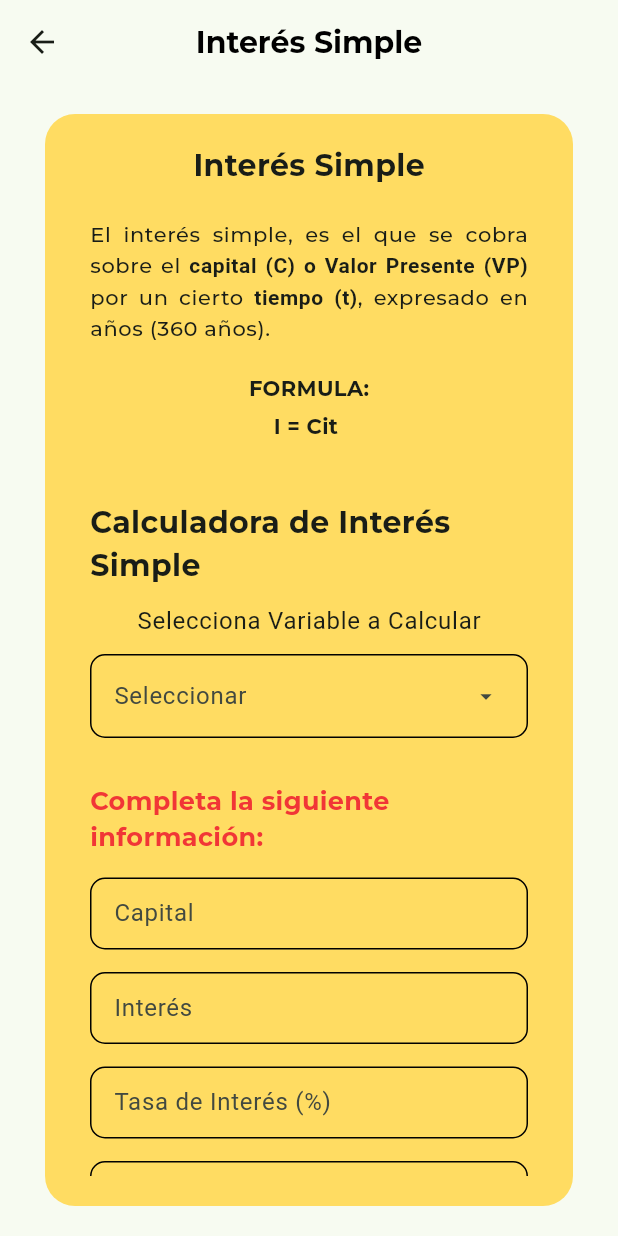
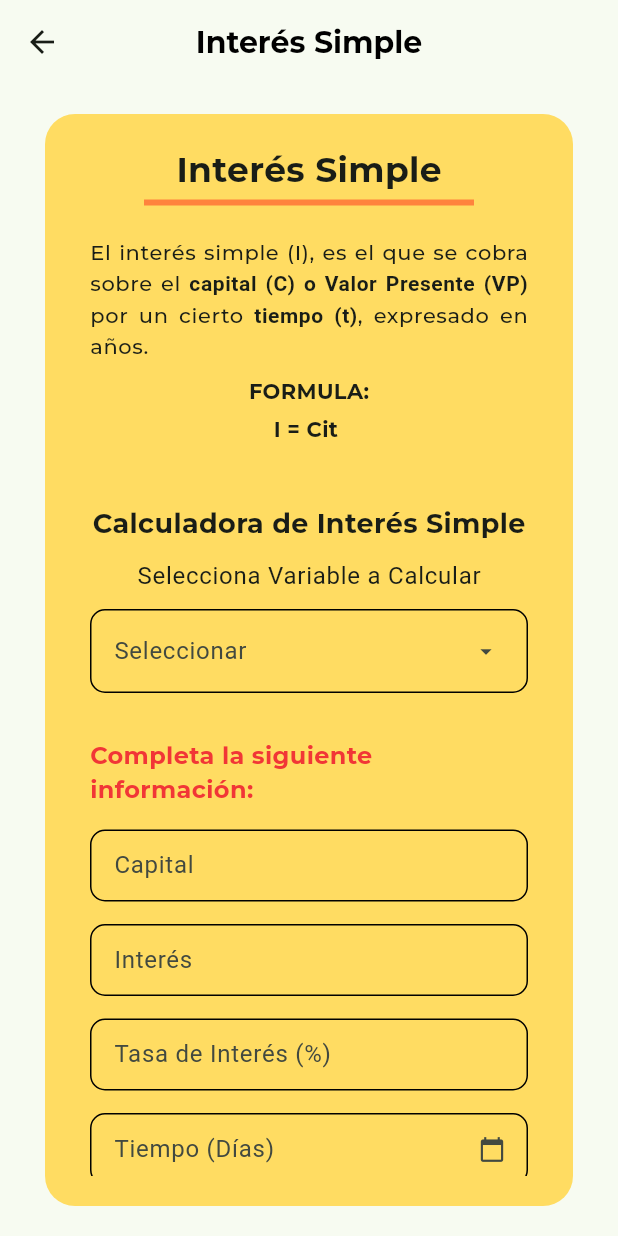
Before and after one commit to LuisPg10/ingemath, a Flutter app: the SimpleInterestScreen screen opened by its route, on a phone screen of 412 x 824 dp. Run offline on Flutter 3.47's test engine with Material 3 defaults, Android fonts, the phone set to English and light mode, and no system bars; our stand-ins replace flutter_riverpod, formz, go_router, google_fonts; project files that could hold a hidden picture were left out.

Commit message:
Adding Widgets Shared

```diff
--- a/lib/presentation/screens/simple_interest_screen.dart
+++ b/lib/presentation/screens/simple_interest_screen.dart
@@ -1,4 +1,6 @@
+import 'package:flutter/cupertino.dart';
 import 'package:flutter/material.dart';
+import 'package:flutter/widgets.dart';
 import 'package:flutter_riverpod/flutter_riverpod.dart';
 import 'package:google_fonts/google_fonts.dart';
 import 'package:ingemath/presentation/providers/providers.dart';
@@ -41,20 +43,17 @@ class _SimpleInterestForm extends ConsumerWidget {
       child: SingleChildScrollView(
         child: Column(
           children: [
-            Text(
-              "Interés Simple",
-              style: GoogleFonts.montserrat().copyWith(
-                fontSize: 20,
-                fontWeight: FontWeight.bold,
-              ),
+            const CustomOperationTitle(
+              title: "Interés Simple",
+              length: 220,
             ),
             const SizedBox(height: 20),
-            Concept(textStyles: textStyles),
+            DefinitionSimpleInterest(textStyles: textStyles),
 
             Text(
               "Calculadora de Interés Simple",
               style: GoogleFonts.montserrat().copyWith(
-                fontSize: 20,
+                fontSize: 18,
                 fontWeight: FontWeight.bold,
               ),
             ),
@@ -82,7 +81,7 @@ class _SimpleInterestForm extends ConsumerWidget {
               "Completa la siguiente información:",
               style: GoogleFonts.montserrat().copyWith(
                 color: const Color(0xFFF13636),
-                fontSize: 17,
+                fontSize: 16,
                 fontWeight: FontWeight.bold,
               ),
             ),
@@ -141,6 +140,8 @@ class _SimpleInterestForm extends ConsumerWidget {
             const SizedBox(height: 15),
 
             CustomTextFormField(
+              showIcon: true,
+              icon: Icons.calendar_today,
               enable: simpleInterestForm.variable != keyOptions[3],
               label: "Tiempo (Días)",
               onChanged: (value) {
@@ -152,6 +153,52 @@ class _SimpleInterestForm extends ConsumerWidget {
                       simpleInterestForm.variable != SimpleVariable.time
                   ? simpleInterestForm.time.errorMessage
                   : null,
+              onIconPressed: () {
+                showDialog(
+                  context: context,
+                  builder: (BuildContext context) {
+                    return AlertDialog(
+                      title: const Text("Establecer Tiempo"),
+                      content: Form(
+                        child: Column(
+                          mainAxisSize: MainAxisSize.min,
+                          children: [
+                            TextFormField(
+                              decoration:
+                                  const InputDecoration(labelText: 'Días'),
+                              keyboardType: TextInputType.number,
+                            ),
+                            TextFormField(
+                              decoration:
+                                  const InputDecoration(labelText: 'Semanas'),
+                              keyboardType: TextInputType.number,
+                            ),
+                            TextFormField(
+                              decoration:
+                                  const InputDecoration(labelText: 'Meses'),
+                              keyboardType: TextInputType.number,
+                            ),
+                            TextFormField(
+                              decoration:
+                                  const InputDecoration(labelText: 'Años'),
+                              keyboardType: TextInputType.number,
+                            ),
+                            const SizedBox(height: 20),
+                            SizedBox(
+                              width: double.infinity,
+                              child: CustomFilledButton(
+                                  onPressed: () {
+                                    Navigator.of(context).pop();
+                                  },
+                                  child: const Text("Establecer")),
+                            ),
+                          ],
+                        ),
+                      ),
+                    );
+                  },
+                );
+              },
             ),
 
             const SizedBox(height: 30),
@@ -188,50 +235,3 @@ class _SimpleInterestForm extends ConsumerWidget {
     );
   }
 }
-
-class Concept extends StatelessWidget {
-  const Concept({
-    super.key,
-    required this.textStyles,
-  });
-
-  final TextTheme textStyles;
-
-  @override
-  Widget build(BuildContext context) {
-    return Column(
-      children: [
-        RichText(
-          textAlign: TextAlign.justify,
-          text: TextSpan(
-            style: textStyles.bodySmall,
-            children: const <TextSpan>[
-              TextSpan(
-                text: 'El interés simple, es el que se cobra sobre el ',
-              ),
-              TextSpan(
-                text: 'capital (C) o Valor Presente (VP)',
-                style: TextStyle(fontWeight: FontWeight.bold),
-              ),
-              TextSpan(
-                text: ' por un cierto ',
-              ),
-              TextSpan(
-                text: 'tiempo (t)',
-                style: TextStyle(fontWeight: FontWeight.bold),
-              ),
-              TextSpan(
-                text: ', expresado en años (360 años).',
-              ),
-            ],
-          ),
-        ),
-        const SizedBox(height: 20),
-        const Text("FORMULA:"),
-        const SizedBox(height: 5),
-        const Text("I = Cit "),
-        const SizedBox(height: 40),
-      ],
-    );
-  }
-}
--- /dev/null
+++ b/lib/presentation/widgets/shared/custom_operation_title.dart
@@ -0,0 +1,37 @@
+import 'package:flutter/material.dart';
+import 'package:google_fonts/google_fonts.dart';
+
+class CustomOperationTitle extends StatelessWidget {
+  const CustomOperationTitle({
+    super.key,
+    required this.title,
+    required this.length,
+  });
+
+  final String title;
+  final double length;
+
+  @override
+  Widget build(BuildContext context) {
+    return Column(
+      crossAxisAlignment: CrossAxisAlignment.center,
+      children: [
+        Text(
+          title,
+          style: GoogleFonts.montserrat().copyWith(
+            fontSize: 23,
+            fontWeight: FontWeight.bold,
+          ),
+        ),
+        const SizedBox(height: 4),
+        SizedBox(
+          width: length,
+          height: 4,
+          child: Container(
+            color: const Color(0xFFFF833D),
+          ),
+        ),
+      ],
+    );
+  }
+}
--- a/lib/presentation/widgets/shared/custom_text_form_field.dart
+++ b/lib/presentation/widgets/shared/custom_text_form_field.dart
@@ -8,6 +8,9 @@ class CustomTextFormField extends StatelessWidget {
   final TextInputType keyBoardType;
   final void Function(String)? onChanged;
   final String? Function(String?)? validator;
+  final bool showIcon;
+  final IconData? icon;
+  final void Function()? onIconPressed;
 
   const CustomTextFormField({
     super.key,
@@ -18,6 +21,9 @@ class CustomTextFormField extends StatelessWidget {
     this.keyBoardType = TextInputType.number,
     this.onChanged,
     this.validator,
+    this.showIcon = false,
+    this.icon,
+    this.onIconPressed,
   });
 
   @override
@@ -39,6 +45,12 @@ class CustomTextFormField extends StatelessWidget {
         label: label != null ? Text(label!) : null,
         hintText: hint,
         errorText: errorMessage,
+        suffixIcon: showIcon
+            ? IconButton(
+                icon: Icon(icon),
+                onPressed: onIconPressed,
+              )
+            : null,
       ),
     );
   }
--- /dev/null
+++ b/lib/presentation/widgets/simpleInterest/definition_simple_interest.dart
@@ -0,0 +1,48 @@
+import 'package:flutter/material.dart';
+
+class DefinitionSimpleInterest extends StatelessWidget {
+  const DefinitionSimpleInterest({
+    super.key,
+    required this.textStyles,
+  });
+
+  final TextTheme textStyles;
+
+  @override
+  Widget build(BuildContext context) {
+    return Column(
+      children: [
+        RichText(
+          textAlign: TextAlign.justify,
+          text: TextSpan(
+            style: textStyles.bodySmall,
+            children: const <TextSpan>[
+              TextSpan(
+                text: 'El interés simple (I), es el que se cobra sobre el ',
+              ),
+              TextSpan(
+                text: 'capital (C) o Valor Presente (VP)',
+                style: TextStyle(fontWeight: FontWeight.bold),
+              ),
+              TextSpan(
+                text: ' por un cierto ',
+              ),
+              TextSpan(
+                text: 'tiempo (t)',
+                style: TextStyle(fontWeight: FontWeight.bold),
+              ),
+              TextSpan(
+                text: ', expresado en años.',
+              ),
+            ],
+          ),
+        ),
+        const SizedBox(height: 10),
+        const Text("FORMULA:"),
+        const SizedBox(height: 5),
+        const Text("I = Cit "),
+        const SizedBox(height: 40),
+      ],
+    );
+  }
+}
--- a/lib/presentation/widgets/widgets.dart
+++ b/lib/presentation/widgets/widgets.dart
@@ -3,3 +3,5 @@ export 'shared/custom_background.dart';
 export 'shared/custom_filled_button.dart';
 export 'shared/custom_text_form_field.dart';
 export 'shared/custom_dropdown_menu.dart';
+export 'shared/custom_operation_title.dart';
+export 'simpleInterest/definition_simple_interest.dart';
```
